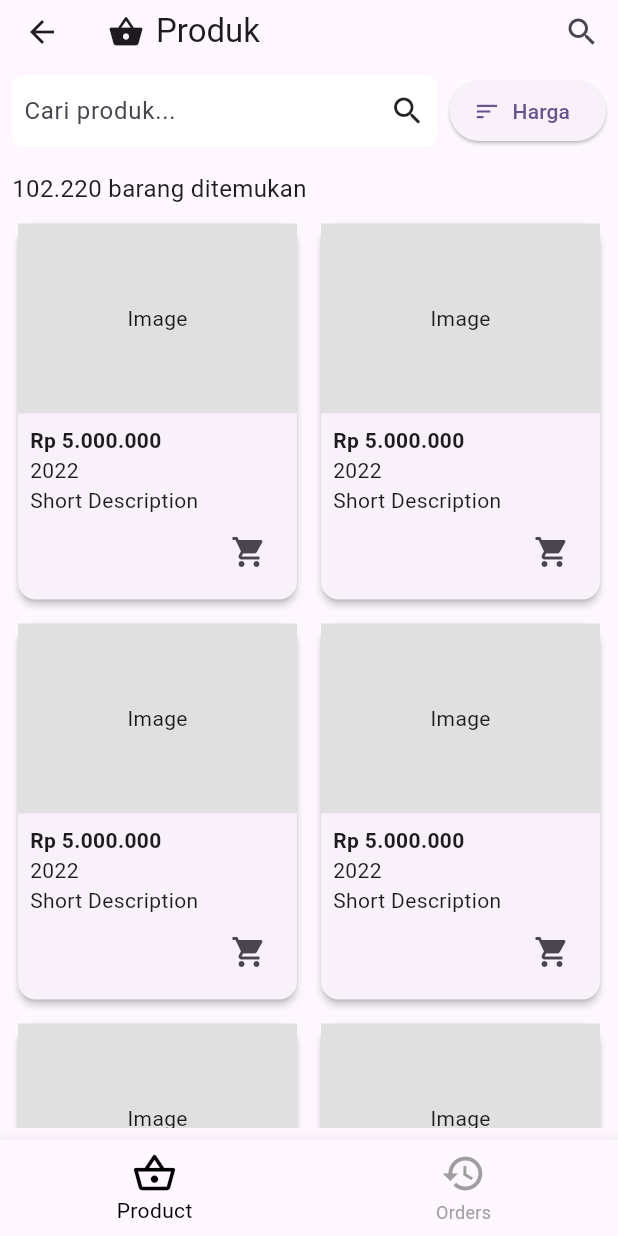
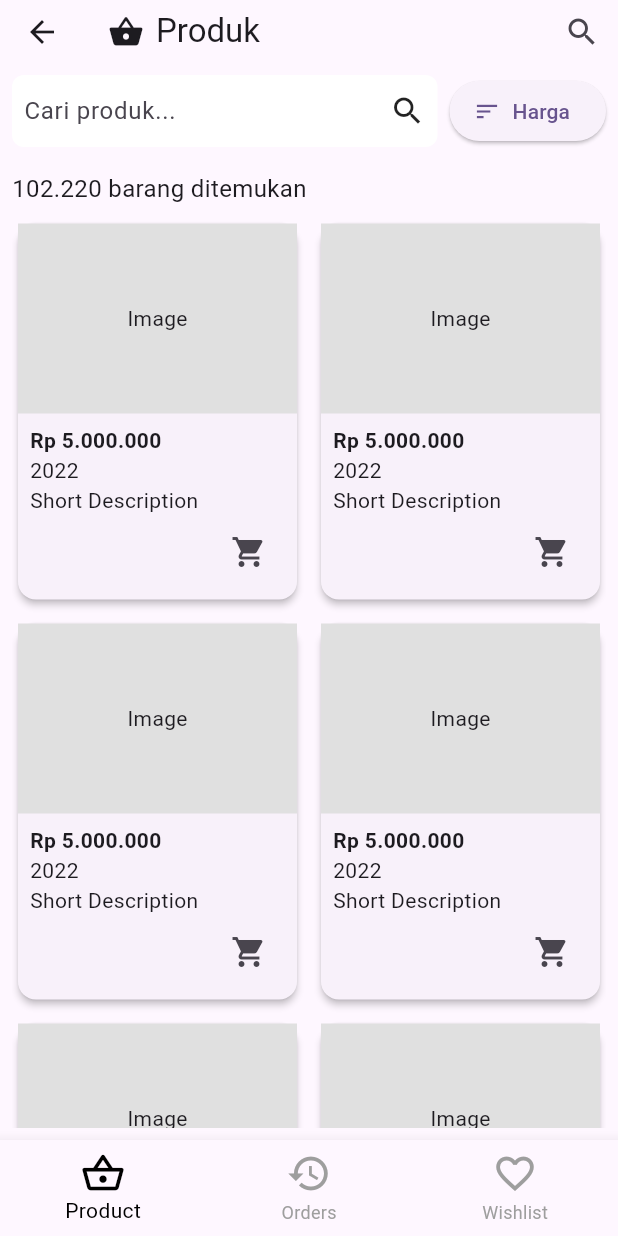
Before and after one commit to dionisiusnp/flutter-bootcamp, a Flutter app: the BuyerScreen screen opened directly, on a phone screen of 412 x 824 dp. Run offline on Flutter 3.47's test engine with Material 3 defaults, Android fonts, the phone set to English and light mode, and no system bars.

Commit message:
fix wishlist

```diff
--- a/lib/buyer/buyer_screen.dart
+++ b/lib/buyer/buyer_screen.dart
@@ -14,7 +14,8 @@ class _BuyerScreenState extends State<BuyerScreen> {
   // List tampilan yang dapat dipilih di bottom navigation
   final List<Widget> _screens = [
     ProductScreen(),
-    OrdersScreen(), // Biodata Usaha
+    OrdersScreen(),
+    WishlistScreen(), // Biodata Usaha
   ];
 
   void _onTap(int index) {
@@ -46,6 +47,10 @@ class _BuyerScreenState extends State<BuyerScreen> {
             icon: Icon(Icons.history_outlined),
             label: 'Orders',
           ),
+          BottomNavigationBarItem(
+            icon: Icon(Icons.favorite_border),
+            label: 'Wishlist',
+          ),
         ],
       ),
     );
```
Also changed, not shown: lib/main.dart (+0 -13 lines).
